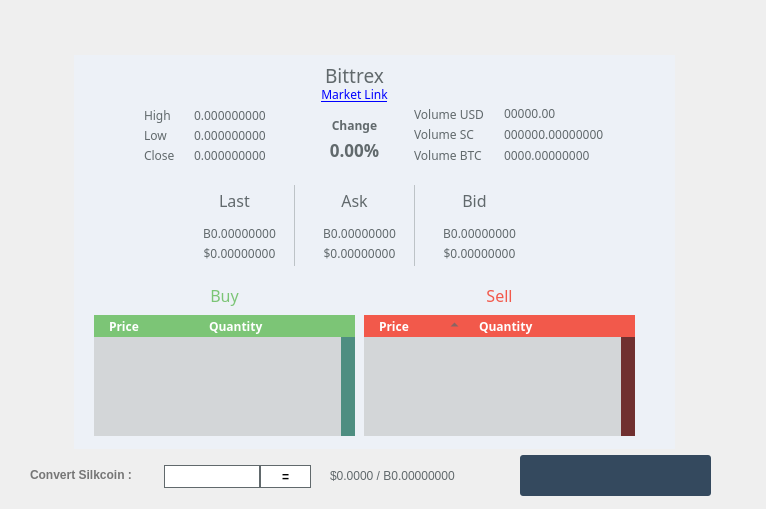
First picture: the form in src/qt/forms/poolbrowser.ui, repository shnurf/silkcoin, before the edit.
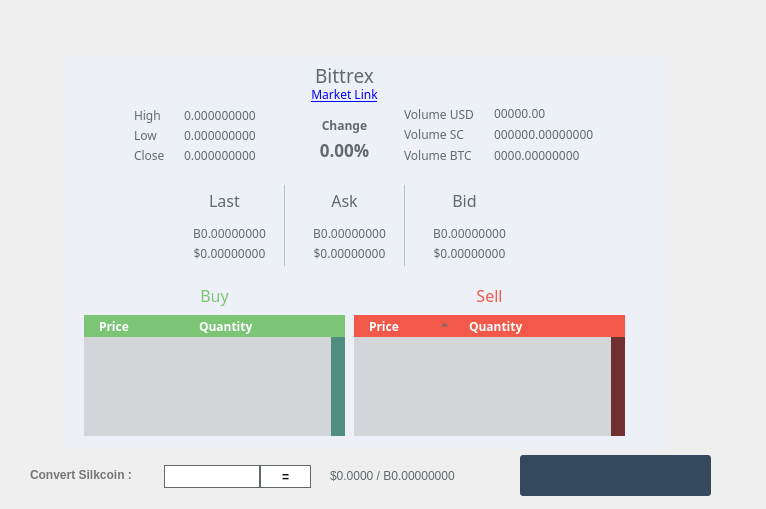
Second picture: the form after the edit. The open tabs and pages were chosen to show the change. Icons and pictures are not drawn. Custom widgets are drawn as their Qt base class.

Patch:
```diff
--- a/src/qt/forms/poolbrowser.ui
+++ b/src/qt/forms/poolbrowser.ui
@@ -35,10 +35,7 @@
       <enum>Qt::LeftToRight</enum>
      </property>
      <property name="styleSheet">
-      <string notr="true">#All QTabBar::tab {border:none;height:160px;margin-top:-160px;padding-top:0px;padding-bottom:-80px;padding-right:60px;padding-left:10;margin-left:-20px}
-QTabWidget::tab-bar {alignment:center;border:0px;}
-QTabWidget::pane {border:none;}
-#tab QTabWidget::pane,#tab_3 QTabWidget::pane,#tab_4 QTabWidget::pane, #tab_2 QTabWidget::pane {border:none;border-left:1px solid #95a5a6;}</string>
+      <string notr="true">#All QTabBar::tab {border:none;height:0px;margin-top:0px;padding-top:35px;padding-bottom:25px;padding-right:60px;padding-left:0;margin-left:-20px} QTabWidget::tab-bar {alignment:center;} QTabWidget::pane {border:none;}</string>
      </property>
      <property name="tabPosition">
       <enum>QTabWidget::West</enum>
@@ -1245,7 +1242,7 @@
            </rect>
           </property>
           <property name="text">
-           <string>&lt;html&gt;&lt;head/&gt;&lt;body&gt;&lt;p&gt;&lt;a href=&quot;https://bittrex.com/Market/?MarketName=BTC-SC&quot;&gt;&lt;span style=&quot; text-decoration: underline; color:#0000ff;&quot;&gt;Market Link&lt;/span&gt;&lt;/a&gt;&lt;/p&gt;&lt;/body&gt;&lt;/html&gt;</string>
+           <string>&lt;html&gt;&lt;head/&gt;&lt;body&gt;&lt;p&gt;&lt;a href=&quot;https://bittrex.com/Market/?MarketName=BTC-SILK&quot;&gt;&lt;span style=&quot; text-decoration: underline; color:#0000ff;&quot;&gt;Market Link&lt;/span&gt;&lt;/a&gt;&lt;/p&gt;&lt;/body&gt;&lt;/html&gt;</string>
           </property>
           <property name="alignment">
            <set>Qt::AlignCenter</set>
```
Left out of the diff: 6 changed lines with no effect on the pictures.
